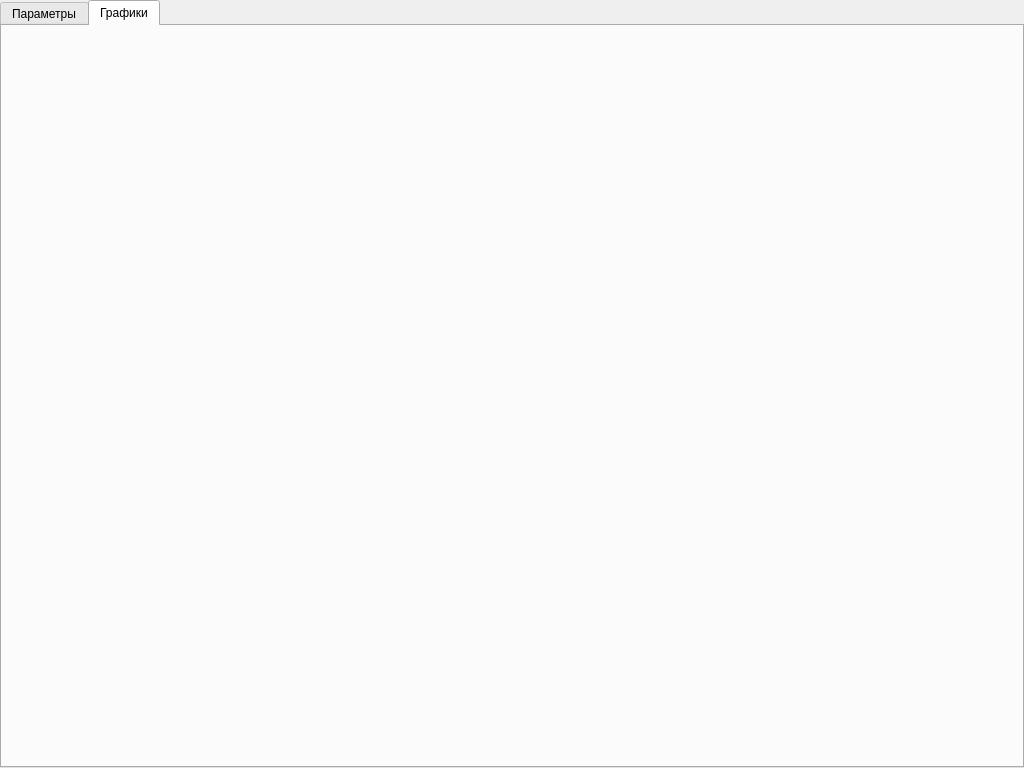
Qt form mainwindow.ui (DvaMishkiLapa/xolm3) before a commit.
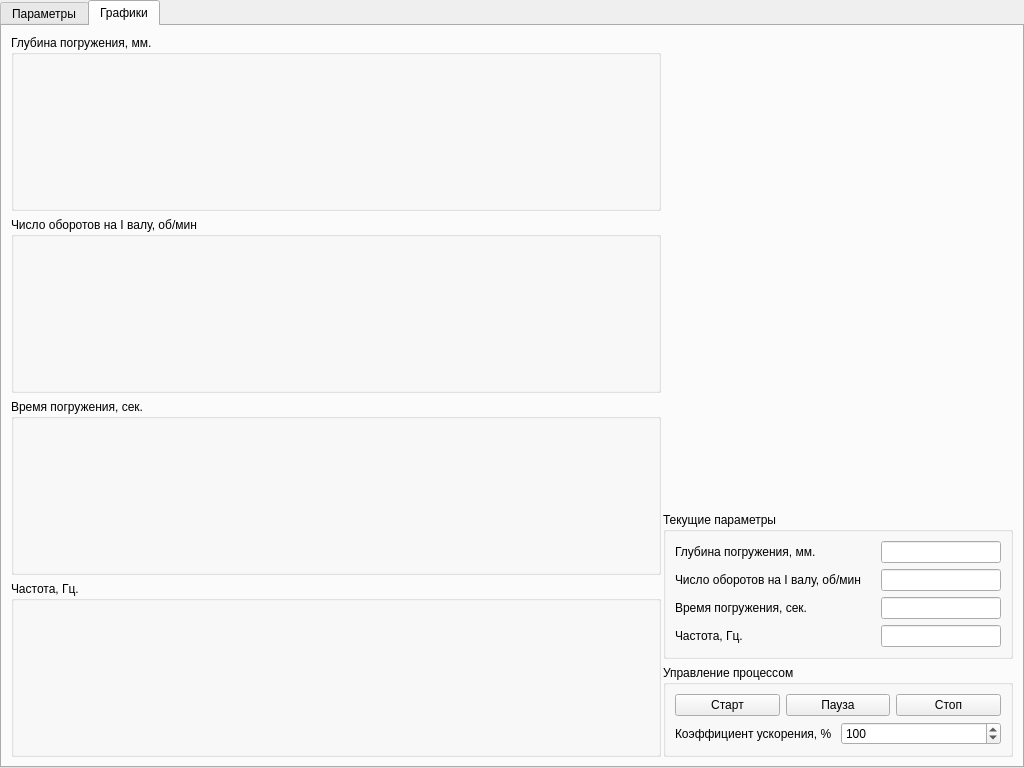
The same form after that commit. The open tabs and pages were chosen to show the change.

Patch:
```diff
--- a/mainwindow.ui
+++ b/mainwindow.ui
@@ -485,6 +485,367 @@
        <attribute name="title">
         <string>Графики</string>
        </attribute>
+       <layout class="QHBoxLayout" name="horizontalLayout_15">
+        <item>
+         <layout class="QVBoxLayout" name="verticalLayout_6">
+          <item>
+           <widget class="QGroupBox" name="depth_grap_box">
+            <property name="sizePolicy">
+             <sizepolicy hsizetype="Preferred" vsizetype="Preferred">
+              <horstretch>0</horstretch>
+              <verstretch>0</verstretch>
+             </sizepolicy>
+            </property>
+            <property name="minimumSize">
+             <size>
+              <width>650</width>
+              <height>0</height>
+             </size>
+            </property>
+            <property name="title">
+             <string>Глубина погружения, мм.</string>
+            </property>
+            <layout class="QHBoxLayout" name="horizontalLayout_22">
+             <item>
+              <spacer name="horizontalSpacer">
+               <property name="orientation">
+                <enum>Qt::Horizontal</enum>
+               </property>
+               <property name="sizeHint" stdset="0">
+                <size>
+                 <width>631</width>
+                 <height>20</height>
+                </size>
+               </property>
+              </spacer>
+             </item>
+            </layout>
+           </widget>
+          </item>
+          <item>
+           <widget class="QGroupBox" name="turnover_grap_box">
+            <property name="sizePolicy">
+             <sizepolicy hsizetype="Preferred" vsizetype="Preferred">
+              <horstretch>0</horstretch>
+              <verstretch>0</verstretch>
+             </sizepolicy>
+            </property>
+            <property name="minimumSize">
+             <size>
+              <width>650</width>
+              <height>0</height>
+             </size>
+            </property>
+            <property name="title">
+             <string>Число оборотов на I валу, об/мин</string>
+            </property>
+            <layout class="QHBoxLayout" name="horizontalLayout_23">
+             <item>
+              <spacer name="horizontalSpacer_2">
+               <property name="orientation">
+                <enum>Qt::Horizontal</enum>
+               </property>
+               <property name="sizeHint" stdset="0">
+                <size>
+                 <width>631</width>
+                 <height>20</height>
+                </size>
+               </property>
+              </spacer>
+             </item>
+            </layout>
+           </widget>
+          </item>
+          <item>
+           <widget class="QGroupBox" name="time_grap_box">
+            <property name="sizePolicy">
+             <sizepolicy hsizetype="Preferred" vsizetype="Preferred">
+              <horstretch>0</horstretch>
+              <verstretch>0</verstretch>
+             </sizepolicy>
+            </property>
+            <property name="minimumSize">
+             <size>
+              <width>650</width>
+              <height>0</height>
+             </size>
+            </property>
+            <property name="title">
+             <string>Время погружения, сек.</string>
+            </property>
+            <layout class="QHBoxLayout" name="horizontalLayout_24">
+             <item>
+              <spacer name="horizontalSpacer_3">
+               <property name="orientation">
+                <enum>Qt::Horizontal</enum>
+               </property>
+               <property name="sizeHint" stdset="0">
+                <size>
+                 <width>631</width>
+                 <height>20</height>
+                </size>
+               </property>
+              </spacer>
+             </item>
+            </layout>
+           </widget>
+          </item>
+          <item>
+           <widget class="QGroupBox" name="frequency_grap_box">
+            <property name="sizePolicy">
+             <sizepolicy hsizetype="Preferred" vsizetype="Preferred">
+              <horstretch>0</horstretch>
+              <verstretch>0</verstretch>
+             </sizepolicy>
+            </property>
+            <property name="minimumSize">
+             <size>
+              <width>650</width>
+              <height>0</height>
+             </size>
+            </property>
+            <property name="title">
+             <string>Частота, Гц.</string>
+            </property>
+            <layout class="QHBoxLayout" name="horizontalLayout_25">
+             <item>
+              <spacer name="horizontalSpacer_4">
+               <property name="orientation">
+                <enum>Qt::Horizontal</enum>
+               </property>
+               <property name="sizeHint" stdset="0">
+                <size>
+                 <width>631</width>
+                 <height>20</height>
+                </size>
+               </property>
+              </spacer>
+             </item>
+            </layout>
+           </widget>
+          </item>
+         </layout>
+        </item>
+        <item>
+         <layout class="QVBoxLayout" name="verticalLayout_7">
+          <item>
+           <spacer name="verticalSpacer_2">
+            <property name="orientation">
+             <enum>Qt::Vertical</enum>
+            </property>
+            <property name="sizeHint" stdset="0">
+             <size>
+              <width>20</width>
+              <height>40</height>
+             </size>
+            </property>
+           </spacer>
+          </item>
+          <item>
+           <widget class="QGroupBox" name="groupBox_5">
+            <property name="sizePolicy">
+             <sizepolicy hsizetype="Minimum" vsizetype="Preferred">
+              <horstretch>0</horstretch>
+              <verstretch>0</verstretch>
+             </sizepolicy>
+            </property>
+            <property name="minimumSize">
+             <size>
+              <width>350</width>
+              <height>0</height>
+             </size>
+            </property>
+            <property name="maximumSize">
+             <size>
+              <width>350</width>
+              <height>16777215</height>
+             </size>
+            </property>
+            <property name="title">
+             <string>Текущие параметры</string>
+            </property>
+            <layout class="QVBoxLayout" name="verticalLayout_9">
+             <item>
+              <layout class="QHBoxLayout" name="horizontalLayout_21">
+               <item>
+                <widget class="QLabel" name="label_18">
+                 <property name="minimumSize">
+                  <size>
+                   <width>200</width>
+                   <height>0</height>
+                  </size>
+                 </property>
+                 <property name="text">
+                  <string>Глубина погружения, мм.</string>
+                 </property>
+                </widget>
+               </item>
+               <item>
+                <widget class="QLineEdit" name="depth_edit">
+                 <property name="readOnly">
+                  <bool>true</bool>
+                 </property>
+                </widget>
+               </item>
+              </layout>
+             </item>
+             <item>
+              <layout class="QHBoxLayout" name="horizontalLayout_18">
+               <item>
+                <widget class="QLabel" name="label_15">
+                 <property name="minimumSize">
+                  <size>
+                   <width>200</width>
+                   <height>0</height>
+                  </size>
+                 </property>
+                 <property name="text">
+                  <string>Число оборотов на I валу, об/мин</string>
+                 </property>
+                </widget>
+               </item>
+               <item>
+                <widget class="QLineEdit" name="turnover_edit">
+                 <property name="readOnly">
+                  <bool>true</bool>
+                 </property>
+                </widget>
+               </item>
+              </layout>
+             </item>
+             <item>
+              <layout class="QHBoxLayout" name="horizontalLayout_20">
+               <item>
+                <widget class="QLabel" name="label_17">
+                 <property name="minimumSize">
+                  <size>
+                   <width>200</width>
+                   <height>0</height>
+                  </size>
+                 </property>
+                 <property name="text">
+                  <string>Время погружения, сек.</string>
+                 </property>
+                </widget>
+               </item>
+               <item>
+                <widget class="QLineEdit" name="time_edit">
+                 <property name="readOnly">
+                  <bool>true</bool>
+                 </property>
+                </widget>
+               </item>
+              </layout>
+             </item>
+             <item>
+              <layout class="QHBoxLayout" name="horizontalLayout_19">
+               <item>
+                <widget class="QLabel" name="label_16">
+                 <property name="minimumSize">
+                  <size>
+                   <width>200</width>
+                   <height>0</height>
+                  </size>
+                 </property>
+                 <property name="text">
+                  <string>Частота, Гц.</string>
+                 </property>
+                </widget>
+               </item>
+               <item>
+                <widget class="QLineEdit" name="frequency_edit">
+                 <property name="readOnly">
+                  <bool>true</bool>
+                 </property>
+                </widget>
+               </item>
+              </layout>
+             </item>
+            </layout>
+           </widget>
+          </item>
+          <item>
+           <widget class="QGroupBox" name="groupBox_10">
+            <property name="sizePolicy">
+             <sizepolicy hsizetype="Minimum" vsizetype="Preferred">
+              <horstretch>0</horstretch>
+              <verstretch>0</verstretch>
+             </sizepolicy>
+            </property>
+            <property name="minimumSize">
+             <size>
+              <width>350</width>
+              <height>0</height>
+             </size>
+            </property>
+            <property name="maximumSize">
+             <size>
+              <width>350</width>
+              <height>16777215</height>
+             </size>
+            </property>
+            <property name="title">
+             <string>Управление процессом</string>
+            </property>
+            <layout class="QVBoxLayout" name="verticalLayout_8">
+             <item>
+              <layout class="QHBoxLayout" name="horizontalLayout_16">
+               <item>
+                <widget class="QPushButton" name="start_button">
+                 <property name="text">
+                  <string>Старт</string>
+                 </property>
+                </widget>
+               </item>
+               <item>
+                <widget class="QPushButton" name="pause_button">
+                 <property name="text">
+                  <string>Пауза</string>
+                 </property>
+                </widget>
+               </item>
+               <item>
+                <widget class="QPushButton" name="stop_button">
+                 <property name="text">
+                  <string>Стоп</string>
+                 </property>
+                </widget>
+               </item>
+              </layout>
+             </item>
+             <item>
+              <layout class="QHBoxLayout" name="horizontalLayout_17">
+               <item>
+                <widget class="QLabel" name="label_12">
+                 <property name="text">
+                  <string>Коэффициент ускорения, %</string>
+                 </property>
+                </widget>
+               </item>
+               <item>
+                <widget class="QSpinBox" name="speed_spen">
+                 <property name="minimum">
+                  <number>10</number>
+                 </property>
+                 <property name="maximum">
+                  <number>500</number>
+                 </property>
+                 <property name="singleStep">
+                  <number>10</number>
+                 </property>
+                 <property name="value">
+                  <number>100</number>
+                 </property>
+                </widget>
+               </item>
+              </layout>
+             </item>
+            </layout>
+           </widget>
+          </item>
+         </layout>
+        </item>
+       </layout>
       </widget>
      </widget>
     </item>
```
